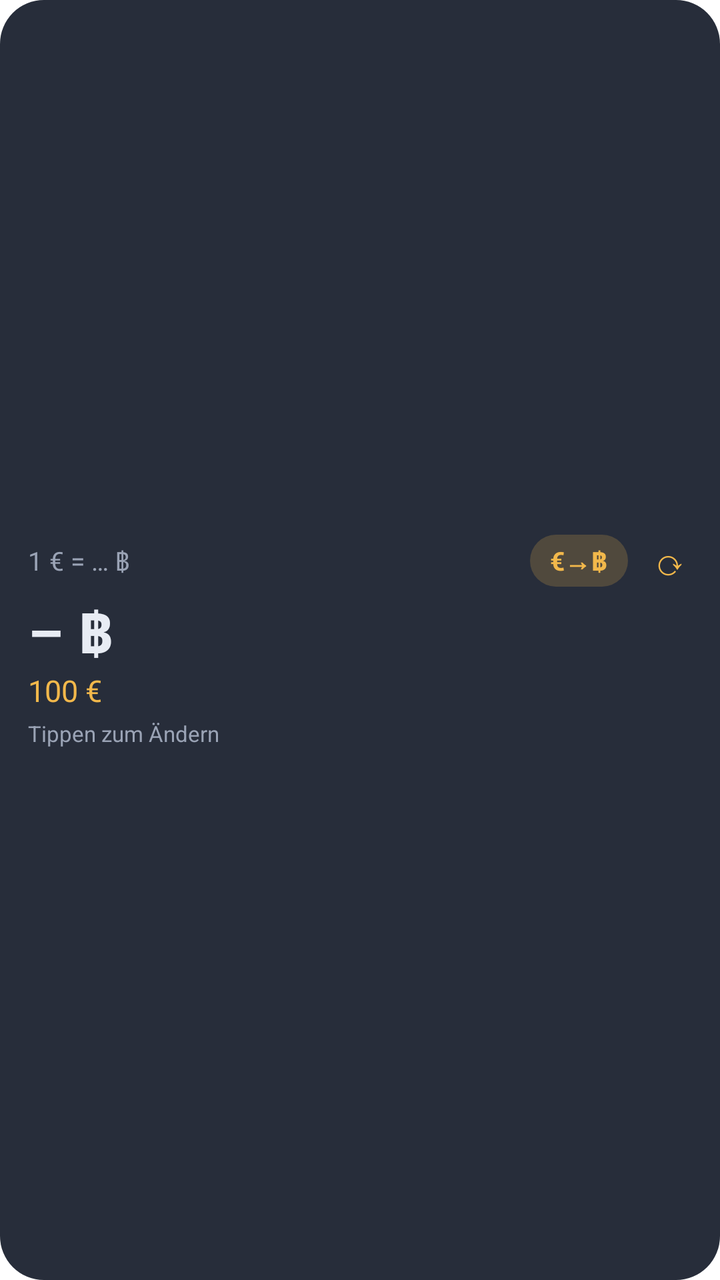
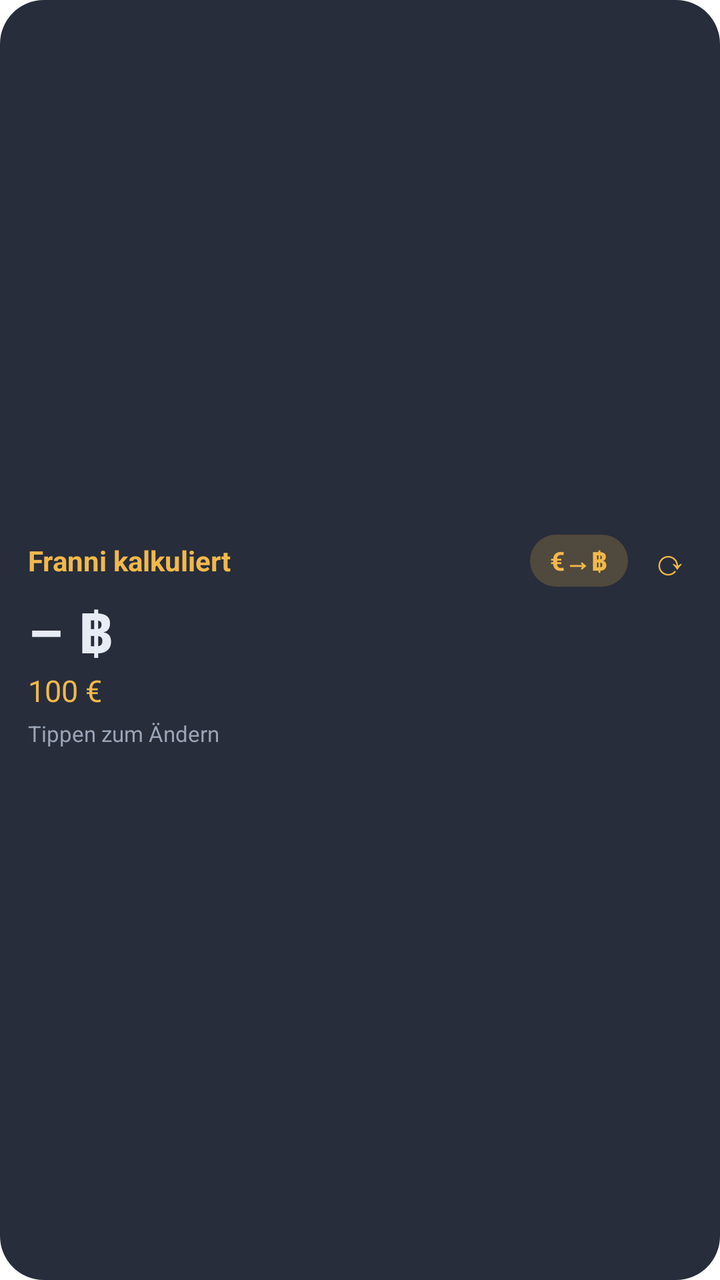

Two renders of the same Android screen: before a commit and after it. Below are the layout's source before the change and the commit's diff.
<!-- AndroidManifest.xml: fallback theme Theme.MaterialComponents.DayNight.NoActionBar -->
<!-- res/layout/widget.xml -->
<?xml version="1.0" encoding="utf-8"?>
<LinearLayout xmlns:android="http://schemas.android.com/apk/res/android"
    android:id="@+id/root"
    android:layout_width="match_parent"
    android:layout_height="match_parent"
    android:background="@drawable/widget_bg"
    android:orientation="vertical"
    android:gravity="center_vertical"
    android:padding="14dp">

    <LinearLayout
        android:layout_width="match_parent"
        android:layout_height="wrap_content"
        android:orientation="horizontal"
        android:gravity="center_vertical">

        <TextView
            android:id="@+id/rate"
            android:layout_width="0dp"
            android:layout_height="wrap_content"
            android:layout_weight="1"
            android:text="1 € = … ฿"
            android:textColor="@color/text_dim"
            android:textSize="13sp" />

        <TextView
            android:id="@+id/swap"
            android:layout_width="wrap_content"
            android:layout_height="wrap_content"
            android:background="@drawable/chip_bg"
            android:paddingStart="10dp"
            android:paddingEnd="10dp"
            android:paddingTop="4dp"
            android:paddingBottom="4dp"
            android:text="€→฿"
            android:textColor="@color/accent"
            android:textSize="13sp"
            android:textStyle="bold" />

        <TextView
            android:id="@+id/refresh"
            android:layout_width="wrap_content"
            android:layout_height="wrap_content"
            android:paddingStart="12dp"
            android:paddingEnd="2dp"
            android:paddingTop="2dp"
            android:paddingBottom="2dp"
            android:text="⟳"
            android:textColor="@color/accent"
            android:textSize="18sp" />
    </LinearLayout>

    <TextView
        android:id="@+id/amount_thb"
        android:layout_width="match_parent"
        android:layout_height="wrap_content"
        android:layout_marginTop="2dp"
        android:text="– ฿"
        android:textColor="@color/text"
        android:textSize="28sp"
        android:textStyle="bold"
        android:maxLines="1"
        android:ellipsize="end" />

    <TextView
        android:id="@+id/amount_eur"
        android:layout_width="match_parent"
        android:layout_height="wrap_content"
        android:text="100 €"
        android:textColor="@color/accent"
        android:textSize="15sp" />

    <TextView
        android:id="@+id/status"
        android:layout_width="match_parent"
        android:layout_height="wrap_content"
        android:layout_marginTop="4dp"
        android:text="Tippen zum Ändern"
        android:textColor="@color/text_dim"
        android:textSize="11sp"
        android:maxLines="1"
        android:ellipsize="end" />
</LinearLayout>
<!-- resources referenced by this layout -->
<resources>
  <color name="accent">#FFF2B84B</color>
  <color name="text">#FFE8ECF4</color>
  <color name="text_dim">#FF9AA3B5</color>
  <!-- drawable chip_bg (drawable) -->
  <?xml version="1.0" encoding="utf-8"?>
  <shape xmlns:android="http://schemas.android.com/apk/res/android" android:shape="rectangle">
      <solid android:color="#33F2B84B" />
      <corners android:radius="14dp" />
  </shape>
  <!-- drawable widget_bg (drawable) -->
  <?xml version="1.0" encoding="utf-8"?>
  <shape xmlns:android="http://schemas.android.com/apk/res/android" android:shape="rectangle">
      <solid android:color="@color/bg" />
      <corners android:radius="22dp" />
  </shape>
  <color name="bg">#F21C2230</color>
</resources>

<!-- the commit's change to res/layout/widget.xml (unified diff, before → after) -->
@@ -15,13 +15,16 @@
         android:gravity="center_vertical">
 
         <TextView
-            android:id="@+id/rate"
+            android:id="@+id/title"
             android:layout_width="0dp"
             android:layout_height="wrap_content"
             android:layout_weight="1"
-            android:text="1 € = … ฿"
-            android:textColor="@color/text_dim"
-            android:textSize="13sp" />
+            android:text="@string/app_name"
+            android:textColor="@color/accent"
+            android:textSize="14sp"
+            android:textStyle="bold"
+            android:maxLines="1"
+            android:ellipsize="end" />
 
         <TextView
             android:id="@+id/swap"
<!-- resource entries referenced after the edit -->
@@ -15,6 +15,7 @@
       <solid android:color="@color/bg" />
       <corners android:radius="22dp" />
   </shape>
+  <string name="app_name">Franni kalkuliert</string>
   <color name="bg">#F21C2230</color>
 </resources>
 
